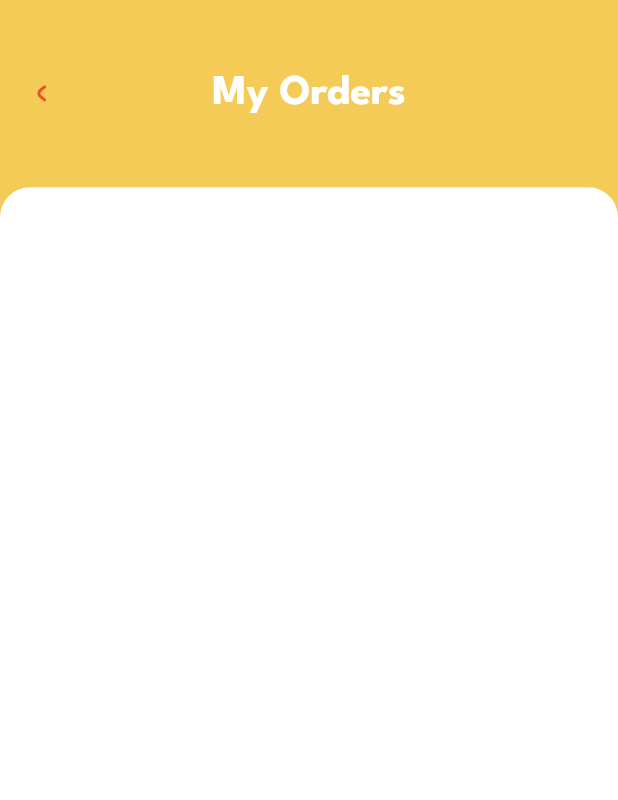
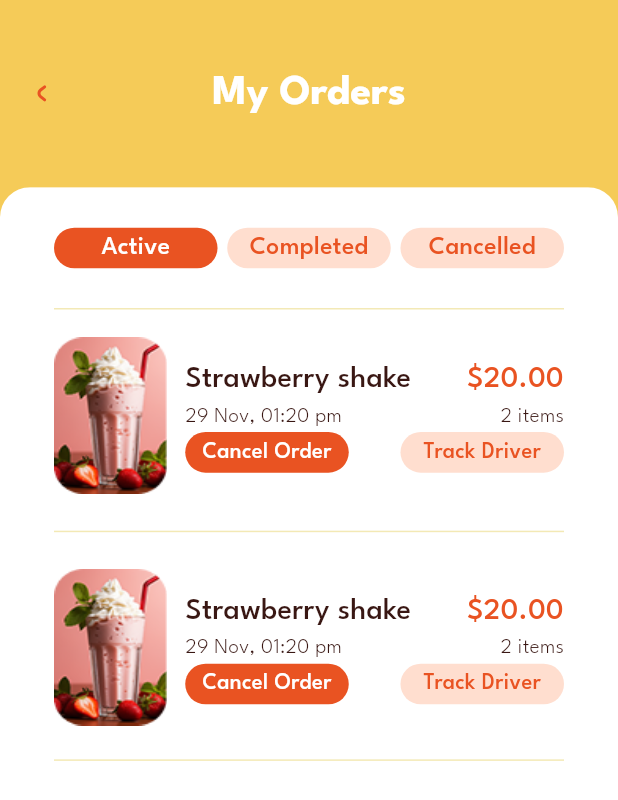
Before and after one commit to amroaly1/restaurant_app, a Flutter app: the MyOrdersView screen opened directly, on a phone screen of 412 x 824 dp. Shown: the top 800 px of the screen. Run offline on Flutter 3.47's test engine with Material 3 defaults, Android fonts, the phone set to English and light mode, and no system bars; our stand-ins replace dartz, dio, dotted_line, flutter_bloc, flutter_svg, get and 3 more; accounts and stored records are empty.

Commit message:
my order screen design is done

```diff
--- a/lib/core/utils/asset_icon_manager.dart
+++ b/lib/core/utils/asset_icon_manager.dart
@@ -26,4 +26,7 @@ abstract class AssetIconManager {
   static const String camera = "${_baseUrl}camera.svg";
   static const String myProfile = "${_baseUrl}my_profile.svg";
   static const String deleteicon = "${_baseUrl}delete_icon.svg";
+  static const String noDataInMyOrder = "${_baseUrl}no_data_in_my_order.svg";
+  static const String ordercancel = "${_baseUrl}order_cancel.svg";
+  static const String ordercomplete = "${_baseUrl}order_complete.svg";
 }
--- a/lib/core/utils/asset_image_manager.dart
+++ b/lib/core/utils/asset_image_manager.dart
@@ -11,4 +11,5 @@ class AssetImageManager {
   static const String cardOfItem = "${_baseUrl}CardOfCategory.png";
   static const String profileImage = "${_baseUrl}profile_image.png";
   static const String cardtest = "${_baseUrl}card_test.png";
+  static const String activeorder = "${_baseUrl}active_order.png";
 }
--- a/lib/core/utils/height_and_width_manager.dart
+++ b/lib/core/utils/height_and_width_manager.dart
@@ -18,6 +18,7 @@ abstract class HeightManager {
   static const double h22 = 22;
   static const double h26 = 26;
   static const double h27 = 27;
+  static const double h28 = 28;
   static const double h30 = 30;
   static const double h34 = 34;
   static const double h37 = 37;
@@ -63,8 +64,11 @@ abstract class WidthManager {
   static const double w50 = 50;
   static const double w60 = 60;
   static const double w72 = 72;
+  static const double w94 = 94;
   static const double w98 = 98;
+  static const double w104 = 104;
   static const double w127 = 127;
+  static const double w140 = 140;
   static const double w181 = 181;
   static const double w159 = 159;
   static const double w207 = 207;
--- a/lib/core/utils/raduis_manager.dart
+++ b/lib/core/utils/raduis_manager.dart
@@ -1,4 +1,5 @@
 abstract class RaduisManager {
+  static const double r38 = 38.0;
   static const double r35 = 35.0;
   static const double r20 = 20.0;
   static const double r30 = 30.0;
--- a/lib/core/utils/text_style_manager.dart
+++ b/lib/core/utils/text_style_manager.dart
@@ -88,11 +88,13 @@ abstract class TextStyleManager {
     String? fontfamily,
     required double size,
     Color color = ColorManager.black1Color,
+    double? height,
   }) =>
       TextStyle(
         fontWeight: FontWeightManager.light,
         fontFamily: fontfamily,
         fontSize: size,
         color: color,
+        height: height,
       );
 }
--- /dev/null
+++ b/lib/features/my_orders/manager/my_order_cubit/my_order_cubit.dart
@@ -0,0 +1,35 @@
+import 'package:ecommerce_app/features/my_orders/manager/my_order_cubit/my_order_state.dart';
+import 'package:ecommerce_app/features/my_orders/presentation/widget/list_of_active_order.dart';
+import 'package:ecommerce_app/features/my_orders/presentation/widget/list_of_cancel_order.dart';
+import 'package:ecommerce_app/features/my_orders/presentation/widget/list_of_complete_task.dart';
+import 'package:flutter/material.dart';
+import 'package:flutter_bloc/flutter_bloc.dart';
+
+class MyOrderCubit extends Cubit<MyOrderState> {
+  MyOrderCubit() : super(MyOrderStateInitial());
+
+  static MyOrderCubit get(context) => BlocProvider.of(context);
+
+  int currentIndex = 0;
+  List<String> myOrderType = [
+    "Active",
+    "Completed",
+    "Cancelled",
+  ];
+
+  List<Widget> selectList = [
+    ListOfActiveOrder(),
+    ListOfCompleteTask(),
+    ListOfCancelOrder(),
+  ];
+
+  void changeCurrentIndex(int index) {
+    currentIndex = index;
+
+    emit(MyOrderChangeCategory());
+  }
+
+  Widget currentList() {
+    return selectList[currentIndex];
+  }
+}
--- /dev/null
+++ b/lib/features/my_orders/manager/my_order_cubit/my_order_state.dart
@@ -0,0 +1,5 @@
+abstract class MyOrderState {}
+
+class MyOrderStateInitial extends MyOrderState {}
+
+class MyOrderChangeCategory extends MyOrderState {}
--- a/lib/features/my_orders/presentation/my_orders_view.dart
+++ b/lib/features/my_orders/presentation/my_orders_view.dart
@@ -6,8 +6,10 @@ import 'package:ecommerce_app/core/utils/color_manager.dart';
 import 'package:ecommerce_app/core/utils/height_and_width_manager.dart';
 import 'package:ecommerce_app/core/utils/text_size_manager.dart';
 import 'package:ecommerce_app/core/utils/text_style_manager.dart';
-import 'package:ecommerce_app/core/widget/custom_white_background.dart';
+import 'package:ecommerce_app/features/my_orders/manager/my_order_cubit/my_order_cubit.dart';
+import 'package:ecommerce_app/features/my_orders/presentation/widget/my_order_body.dart';
 import 'package:flutter/material.dart';
+import 'package:flutter_bloc/flutter_bloc.dart';
 import 'package:flutter_svg/svg.dart';
 import 'package:get/get.dart';
 
@@ -16,7 +18,9 @@ class MyOrdersView extends StatelessWidget {
 
   @override
   Widget build(BuildContext context) {
-    return Scaffold(
+    return BlocProvider(
+      create: (context) => MyOrderCubit(),
+      child: Scaffold(
         appBar: AppBar(
           backgroundColor: ColorManager.primaryColor,
           toolbarHeight: DeviceWidthHeight.perentageOfHeight(
@@ -40,7 +44,8 @@ class MyOrdersView extends StatelessWidget {
             ),
           ),
         ),
-      body: CustomWhiteBackground(),
+        body: MyOrderBody(),
+      ),
     );
   }
 }
--- /dev/null
+++ b/lib/features/my_orders/presentation/widget/custom_button_of_order.dart
@@ -0,0 +1,48 @@
+import 'package:ecommerce_app/core/helper/device_width_height.dart';
+import 'package:ecommerce_app/core/utils/color_manager.dart';
+import 'package:ecommerce_app/core/utils/height_and_width_manager.dart';
+import 'package:ecommerce_app/core/utils/raduis_manager.dart';
+import 'package:ecommerce_app/core/utils/text_size_manager.dart';
+import 'package:ecommerce_app/core/utils/text_style_manager.dart';
+import 'package:flutter/material.dart';
+
+class CustomButtonOfOrder extends StatelessWidget {
+  const CustomButtonOfOrder({
+    super.key,
+    required this.title,
+    required this.isActive,
+    this.textSize = TextSizeManager.s17,
+    this.onTap,
+  });
+  final String title;
+  final bool isActive;
+  final double textSize;
+  final void Function()? onTap;
+  @override
+  Widget build(BuildContext context) {
+    return InkWell(
+      onTap: onTap,
+      child: Container(
+        height: DeviceWidthHeight.perentageOfHeight(HeightManager.h28),
+        width: DeviceWidthHeight.perentageOfWidth(WidthManager.w104),
+        decoration: BoxDecoration(
+          color: isActive
+              ? ColorManager.secondaryColor
+              : ColorManager.lightOrangeColor,
+          borderRadius: BorderRadius.circular(RaduisManager.r38),
+        ),
+        child: Center(
+          child: Text(
+            title,
+            style: TextStyleManager.meduim(
+              size: textSize,
+              color: isActive
+                  ? ColorManager.whiteColor
+                  : ColorManager.secondaryColor,
+            ),
+          ),
+        ),
+      ),
+    );
+  }
+}
--- /dev/null
+++ b/lib/features/my_orders/presentation/widget/list_of_active_order.dart
@@ -0,0 +1,136 @@
+import 'package:ecommerce_app/core/helper/device_width_height.dart';
+import 'package:ecommerce_app/core/utils/asset_image_manager.dart';
+import 'package:ecommerce_app/core/utils/color_manager.dart';
+import 'package:ecommerce_app/core/utils/height_and_width_manager.dart';
+import 'package:ecommerce_app/core/utils/raduis_manager.dart';
+import 'package:ecommerce_app/core/utils/text_size_manager.dart';
+import 'package:ecommerce_app/core/utils/text_style_manager.dart';
+import 'package:ecommerce_app/features/my_orders/presentation/widget/custom_button_of_order.dart';
+import 'package:flutter/material.dart';
+
+class ListOfActiveOrder extends StatelessWidget {
+  const ListOfActiveOrder({super.key});
+
+  @override
+  Widget build(BuildContext context) {
+    return SliverList.separated(
+      itemBuilder: (context, index) {
+        return CustomCardOfActiveOrder();
+      },
+      separatorBuilder: (context, index) {
+        return Padding(
+          padding: const EdgeInsets.symmetric(vertical: HeightManager.h17),
+          child: Divider(
+            color: ColorManager.yellowColor,
+          ),
+        );
+      },
+      itemCount: 2,
+    );
+  }
+}
+
+class CustomCardOfActiveOrder extends StatelessWidget {
+  const CustomCardOfActiveOrder({
+    super.key,
+  });
+
+  @override
+  Widget build(BuildContext context) {
+    return SizedBox(
+      height: DeviceWidthHeight.perentageOfHeight(HeightManager.h108),
+      child: Row(
+        children: [
+          Container(
+            height: DeviceWidthHeight.perentageOfHeight(HeightManager.h108),
+            width: DeviceWidthHeight.perentageOfWidth(WidthManager.w72),
+            decoration: BoxDecoration(
+              borderRadius: BorderRadius.circular(
+                RaduisManager.r20,
+              ),
+            ),
+            child: Image.asset(
+              AssetImageManager.activeorder,
+              fit: BoxFit.fill,
+            ),
+          ),
+          SizedBox(
+            width: WidthManager.w12,
+          ),
+          Expanded(
+            child: Column(
+              mainAxisAlignment: MainAxisAlignment.center,
+              children: [
+                Row(
+                  mainAxisAlignment: MainAxisAlignment.spaceBetween,
+                  crossAxisAlignment: CrossAxisAlignment.start,
+                  children: [
+                    Expanded(
+                      flex: 2,
+                      child: Text(
+                        "Strawberry shake",
+                        style: TextStyleManager.meduim(
+                          size: TextSizeManager.s20,
+                        ),
+                        textAlign: TextAlign.start,
+                      ),
+                    ),
+                    Expanded(
+                      flex: 1,
+                      child: Text(
+                        "\$20.00",
+                        style: TextStyleManager.meduim(
+                          size: TextSizeManager.s20,
+                          color: ColorManager.secondaryColor,
+                        ),
+                        textAlign: TextAlign.end,
+                      ),
+                    ),
+                  ],
+                ),
+                Row(
+                  mainAxisAlignment: MainAxisAlignment.spaceBetween,
+                  children: [
+                    Text(
+                      "29 Nov, 01:20 pm",
+                      style: TextStyleManager.light(
+                        size: TextSizeManager.s14,
+                      ),
+                    ),
+                    Text(
+                      "2 items",
+                      style: TextStyleManager.light(
+                        size: TextSizeManager.s14,
+                      ),
+                    ),
+                  ],
+                ),
+                Row(
+                  mainAxisAlignment: MainAxisAlignment.spaceBetween,
+                  children: [
+                    CustomButtonOfOrder(
+                      title: "Cancel Order",
+                      isActive: true,
+                      textSize: TextSizeManager.s15,
+                      onTap: () {
+                        // cancel order
+                      },
+                    ),
+                    CustomButtonOfOrder(
+                      title: "Track Driver",
+                      isActive: false,
+                      textSize: TextSizeManager.s15,
+                      onTap: () {
+                        // track order
+                      },
+                    ),
+                  ],
+                ),
+              ],
+            ),
+          ),
+        ],
+      ),
+    );
+  }
+}
--- /dev/null
+++ b/lib/features/my_orders/presentation/widget/my_order_body.dart
@@ -0,0 +1,73 @@
+import 'package:ecommerce_app/core/utils/color_manager.dart';
+import 'package:ecommerce_app/core/utils/height_and_width_manager.dart';
+import 'package:ecommerce_app/core/utils/padding_manager.dart';
+import 'package:ecommerce_app/core/widget/custom_white_background.dart';
+import 'package:ecommerce_app/features/my_orders/manager/my_order_cubit/my_order_cubit.dart';
+import 'package:ecommerce_app/features/my_orders/manager/my_order_cubit/my_order_state.dart';
+import 'package:ecommerce_app/features/my_orders/presentation/widget/custom_button_of_order.dart';
+import 'package:flutter/material.dart';
+import 'package:flutter_bloc/flutter_bloc.dart';
+
+class MyOrderBody extends StatelessWidget {
+  const MyOrderBody({super.key});
+
+  @override
+  Widget build(BuildContext context) {
+    return CustomWhiteBackground(
+      child: Padding(
+        padding: PaddingManager.paddingHorizontalBody,
+        child: BlocConsumer<MyOrderCubit, MyOrderState>(
+          listener: (context, state) {},
+          builder: (context, state) {
+            return CustomScrollView(
+              slivers: [
+                SliverToBoxAdapter(
+                  child: Column(
+                    children: [
+                      SizedBox(height: HeightManager.h27),
+                      Row(
+                        mainAxisAlignment: MainAxisAlignment.spaceBetween,
+                        children: List.generate(
+                          3,
+                          (index) => CustomButtonOfOrder(
+                            onTap: () => MyOrderCubit.get(context)
+                                .changeCurrentIndex(index),
+                            title: MyOrderCubit.get(context).myOrderType[index],
+                            isActive:
+                                index == MyOrderCubit.get(context).currentIndex,
+                          ),
+                        ),
+                      ),
+                    ],
+                  ),
+                ),
+                // NoDataMyOrder(),
+
+                // data of my order
+                SliverToBoxAdapter(
+                  child: Padding(
+                    padding: const EdgeInsets.only(
+                        top: HeightManager.h19, bottom: HeightManager.h11),
+                    child: Divider(
+                      color: ColorManager.yellowColor,
+                    ),
+                  ),
+                ),
+                MyOrderCubit.get(context).currentList(),
+                SliverToBoxAdapter(
+                  child: Padding(
+                    padding: const EdgeInsets.only(
+                        top: HeightManager.h15, bottom: HeightManager.h20),
+                    child: Divider(
+                      color: ColorManager.yellowColor,
+                    ),
+                  ),
+                ),
+              ],
+            );
+          },
+        ),
+      ),
+    );
+  }
+}
```
Also changed, not shown: lib/features/my_orders/presentation/widget/custom_of_complete_or_cancel_order.dart (added, +119 -0 lines), lib/features/my_orders/presentation/widget/list_of_cancel_order.dart (added, +26 -0 lines), lib/features/my_orders/presentation/widget/list_of_complete_task.dart (added, +28 -0 lines), lib/features/my_orders/presentation/widget/no_date_my_order.dart (added, +44 -0 lines), assets/icons/no_data_in_my_order.svg (added), assets/icons/order_cancel.svg (added), assets/icons/order_complete.svg (added), assets/image/active_order.png (added). Lines whose indentation alone changed are shown as unchanged.
